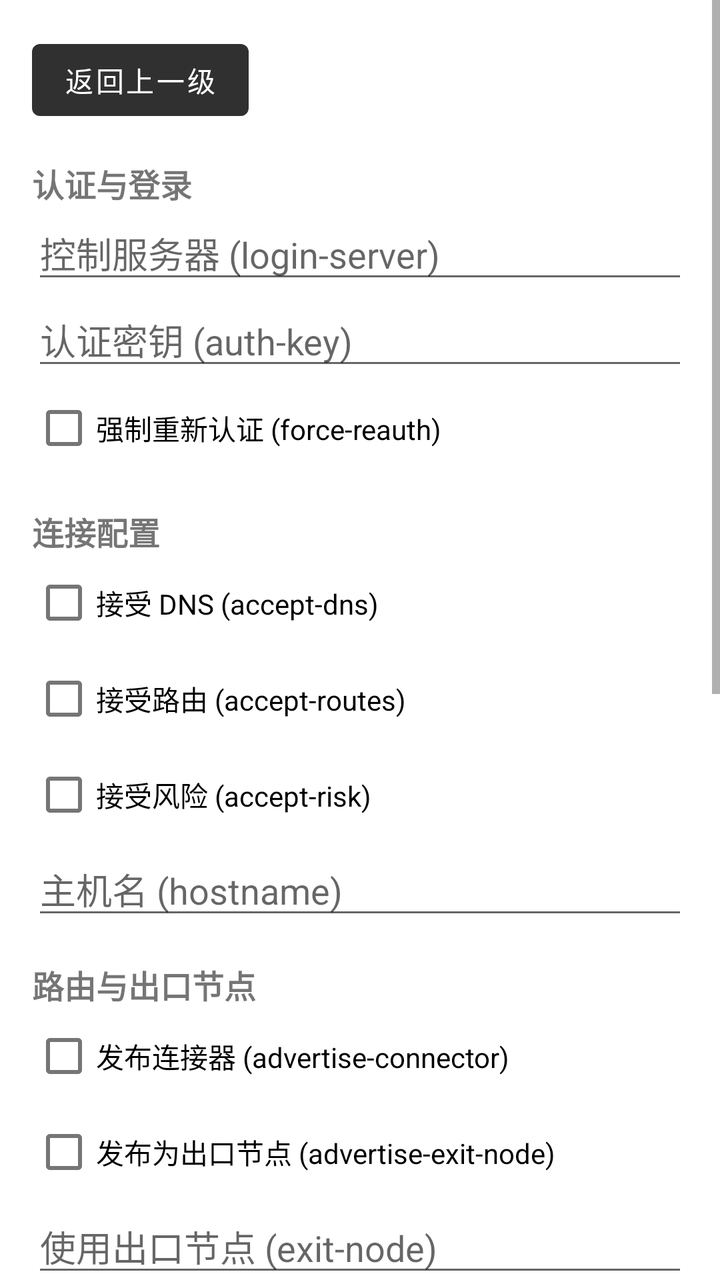
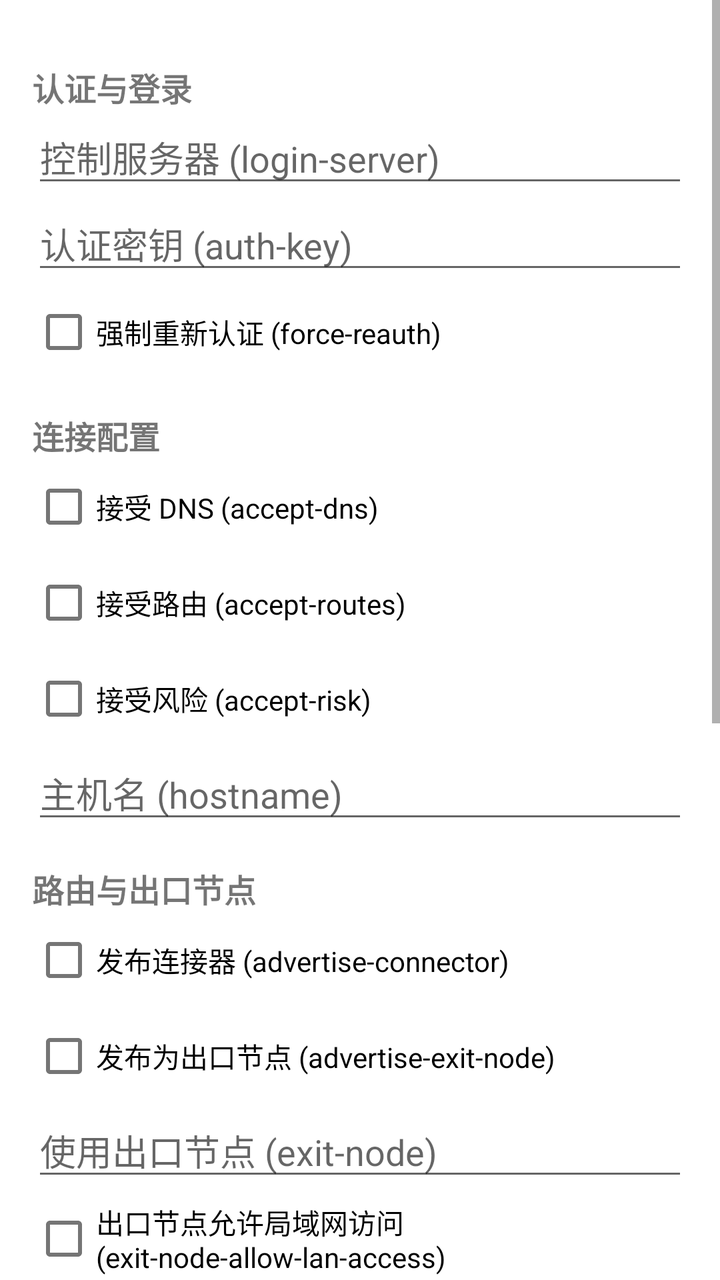

The first picture is an Android layout as it rendered before a commit; the second is the same layout after the commit. The layout source and the unified diff follow.
<!-- AndroidManifest.xml: application theme Theme.TailscaleRoot -->
<!-- res/layout/fragment_up_options.xml -->
<?xml version="1.0" encoding="utf-8"?>
<ScrollView
    xmlns:android="http://schemas.android.com/apk/res/android"
    xmlns:tools="http://schemas.android.com/tools"
    android:id="@+id/up_options_scroll"
    android:layout_width="match_parent"
    android:layout_height="match_parent"
    tools:context=".ui.UpOptionsFragment"
    android:layout_marginBottom="?attr/actionBarSize">

    <LinearLayout
        android:layout_width="match_parent"
        android:layout_height="wrap_content"
        android:orientation="vertical"
        android:padding="16dp">

        
        <Button
            android:id="@+id/btn_back_control"
            android:layout_width="wrap_content"
            android:layout_height="wrap_content"
            android:text="@string/button_return" />

        
        <TextView
            android:layout_width="match_parent"
            android:layout_height="wrap_content"
            android:text="@string/text_auth"
            android:textStyle="bold"
            android:textSize="16sp"
            android:paddingTop="16dp" />

        <EditText
            android:id="@+id/edit_login_server"
            android:layout_width="match_parent"
            android:layout_height="wrap_content"
            android:hint="@string/login_server"
            android:importantForAutofill="no"
            android:inputType="textUri" />

        <EditText
            android:id="@+id/edit_auth_key"
            android:layout_width="match_parent"
            android:layout_height="wrap_content"
            android:hint="@string/auth_key"
            android:importantForAutofill="no"
            android:inputType="textPassword" />

        <CheckBox
            android:id="@+id/check_force_reauth"
            android:layout_width="match_parent"
            android:layout_height="wrap_content"
            android:text="@string/force_reauth" />

        
        <TextView
            android:layout_width="match_parent"
            android:layout_height="wrap_content"
            android:text="@string/text_connection"
            android:textStyle="bold"
            android:textSize="16sp"
            android:paddingTop="16dp" />

        <CheckBox android:id="@+id/check_accept_dns" android:layout_width="match_parent" android:layout_height="wrap_content" android:text="@string/dns_accept_dns" />
        <CheckBox android:id="@+id/check_accept_routes" android:layout_width="match_parent" android:layout_height="wrap_content" android:text="@string/accept_routes" />
        <CheckBox android:id="@+id/check_accept_risk" android:layout_width="match_parent" android:layout_height="wrap_content" android:text="@string/accept_risk" />

        <EditText
            android:id="@+id/edit_hostname"
            android:layout_width="match_parent"
            android:layout_height="wrap_content"
            android:hint="@string/hostname"
            android:importantForAutofill="no"
            android:inputType="text" />

        
        <TextView
            android:layout_width="match_parent"
            android:layout_height="wrap_content"
            android:text="@string/text_routes"
            android:textStyle="bold"
            android:textSize="16sp"
            android:paddingTop="16dp" />

        <CheckBox android:id="@+id/check_advertise_connector" android:layout_width="match_parent" android:layout_height="wrap_content" android:text="@string/advertise_connector" />
        <CheckBox android:id="@+id/check_advertise_exit_node" android:layout_width="match_parent" android:layout_height="wrap_content" android:text="@string/advertise_exit_node" />

        <EditText
            android:id="@+id/edit_exit_node"
            android:layout_width="match_parent"
            android:layout_height="wrap_content"
            android:hint="@string/exit_node"
            android:importantForAutofill="no"
            android:inputType="text" />

        <CheckBox android:id="@+id/check_exit_node_lan" android:layout_width="match_parent" android:layout_height="wrap_content" android:text="@string/exit_node_allow_lan_access" />
        <EditText
            android:id="@+id/edit_advertise_routes"
            android:layout_width="match_parent"
            android:layout_height="wrap_content"
            android:hint="@string/advertise_routes"
            android:importantForAutofill="no"
            android:inputType="text" />
        <EditText
            android:id="@+id/edit_advertise_tags"
            android:layout_width="match_parent"
            android:layout_height="wrap_content"
            android:hint="@string/advertise_tags"
            android:importantForAutofill="no"
            android:inputType="text" />

        
        <TextView
            android:layout_width="match_parent"
            android:layout_height="wrap_content"
            android:text="@string/text_advanced"
            android:textStyle="bold"
            android:textSize="16sp"
            android:paddingTop="16dp" />

        <CheckBox android:id="@+id/check_json" android:layout_width="match_parent" android:layout_height="wrap_content" android:text="@string/json_json" />
        <CheckBox android:id="@+id/check_qr" android:layout_width="match_parent" android:layout_height="wrap_content" android:text="@string/qr" />
        <CheckBox android:id="@+id/check_reset" android:layout_width="match_parent" android:layout_height="wrap_content" android:text="@string/reset" />
        <CheckBox android:id="@+id/check_shields_up" android:layout_width="match_parent" android:layout_height="wrap_content" android:text="@string/shields_up" />
        <CheckBox android:id="@+id/check_ssh" android:layout_width="match_parent" android:layout_height="wrap_content" android:text="@string/ssh_ssh" />

        <EditText
            android:id="@+id/edit_timeout"
            android:layout_width="match_parent"
            android:layout_height="wrap_content"
            android:hint="@string/timeout"
            android:importantForAutofill="no"
            android:inputType="text" />

        
        <Button
            android:id="@+id/btn_execute_up"
            android:layout_width="match_parent"
            android:layout_height="wrap_content"
            android:text="@string/text_execute"
            android:layout_marginTop="16dp" />

    </LinearLayout>
</ScrollView>
<!-- resources referenced by this layout -->
<resources>
  <string name="accept_risk">接受风险 (accept-risk)</string>
  <string name="accept_routes">接受路由 (accept-routes)</string>
  <string name="advertise_connector">发布连接器 (advertise-connector)</string>
  <string name="advertise_exit_node">发布为出口节点 (advertise-exit-node)</string>
  <string name="advertise_routes">发布路由 (advertise-routes)</string>
  <string name="advertise_tags">标签 (advertise-tags)</string>
  <string name="auth_key">认证密钥 (auth-key)</string>
  <string name="button_return">返回上一级</string>
  <string name="dns_accept_dns">接受 DNS (accept-dns)</string>
  <string name="exit_node">使用出口节点 (exit-node)</string>
  <string name="exit_node_allow_lan_access">出口节点允许局域网访问 (exit-node-allow-lan-access)</string>
  <string name="force_reauth">强制重新认证 (force-reauth)</string>
  <string name="hostname">主机名 (hostname)</string>
  <string name="json_json">JSON 输出 (json)</string>
  <string name="login_server">控制服务器 (login-server)</string>
  <string name="qr">显示二维码 (qr)</string>
  <string name="reset">重置 (reset)</string>
  <string name="shields_up">屏蔽所有入站连接 (shields-up)</string>
  <string name="ssh_ssh">启用 SSH (ssh)</string>
  <string name="text_advanced">高级与调试</string>
  <string name="text_auth">认证与登录</string>
  <string name="text_connection">连接配置</string>
  <string name="text_execute">执行 tailscale up</string>
  <string name="text_routes">路由与出口节点</string>
  <string name="timeout">超时 (timeout)</string>
  <style name="Theme.TailscaleRoot" parent="Theme.MaterialComponents.DayNight.DarkActionBar">
          
          <item name="colorPrimary">@color/gray</item>
          <item name="colorPrimaryVariant">@color/light_gray</item>
          <item name="colorOnPrimary">@color/white</item>
          
          <item name="colorSecondary">@color/teal_200</item>
          <item name="colorSecondaryVariant">@color/teal_700</item>
          <item name="colorOnSecondary">@color/black</item>
          
          <item name="android:statusBarColor">?attr/colorPrimaryVariant</item>
          
      </style>
  <color name="gray">#FF303030</color>
  <color name="light_gray">#FF404040</color>
  <color name="white">#FFFFFFFF</color>
  <color name="teal_200">#FF03DAC5</color>
  <color name="teal_700">#FF018786</color>
  <color name="black">#FF000000</color>
</resources>

<!-- the commit's change to res/layout/fragment_up_options.xml (unified diff, before → after) -->
@@ -14,12 +14,12 @@
         android:orientation="vertical"
         android:padding="16dp">
 
-        
-        <Button
-            android:id="@+id/btn_back_control"
-            android:layout_width="wrap_content"
-            android:layout_height="wrap_content"
-            android:text="@string/button_return" />
+
+
+
+
+
+
 
         
         <TextView
<!-- resource entries referenced after the edit -->
@@ -7,7 +7,6 @@
   <string name="advertise_routes">发布路由 (advertise-routes)</string>
   <string name="advertise_tags">标签 (advertise-tags)</string>
   <string name="auth_key">认证密钥 (auth-key)</string>
-  <string name="button_return">返回上一级</string>
   <string name="dns_accept_dns">接受 DNS (accept-dns)</string>
   <string name="exit_node">使用出口节点 (exit-node)</string>
   <string name="exit_node_allow_lan_access">出口节点允许局域网访问 (exit-node-allow-lan-access)</string>
